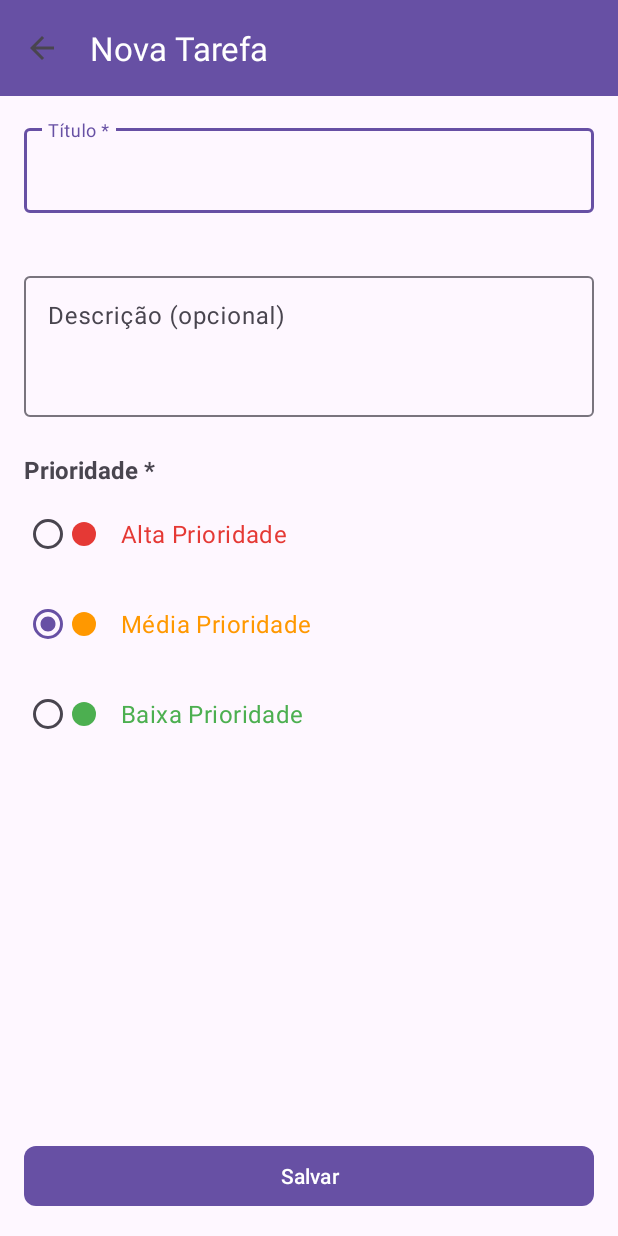
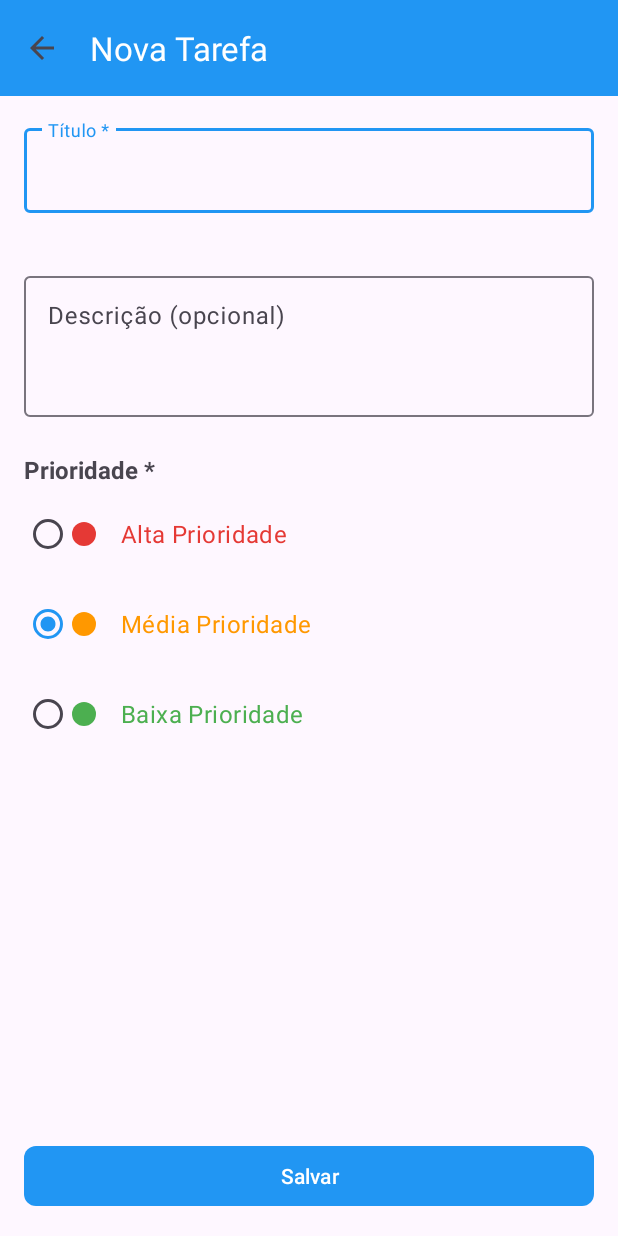
Before and after one commit to adsjoao/mobileapp, an Android app: the AddEditTaskActivity screen opened directly, with no data from a screen before it, on a phone screen of 412 x 824 dp. Run offline under Robolectric (Android 15) with nearby library versions, the phone set to English and light mode, and no system bars; our stand-ins replace Room's generated code.

Commit message:
alteraçoes visuais

```diff
--- a/app/src/main/res/layout/item_task.xml
+++ b/app/src/main/res/layout/item_task.xml
@@ -21,14 +21,14 @@
             android:layout_marginEnd="12dp"
             android:background="@color/priority_medium" />
 
-        <!-- Checkbox simples -->
+        <!-- Checkbox -->
         <CheckBox
             android:id="@+id/checkbox_completed"
             android:layout_width="wrap_content"
             android:layout_height="wrap_content"
             android:layout_gravity="center_vertical"
             android:layout_marginEnd="12dp"
-            android:buttonTint="@color/checkbox_checked_color" />
+            android:buttonTint="@color/primary_color" />
 
         <!-- Conteúdo da Tarefa -->
         <LinearLayout
--- a/app/src/main/res/values/themes.xml
+++ b/app/src/main/res/values/themes.xml
@@ -1,9 +1,11 @@
-<!-- 2. THEMES.XML - Voltar ao original -->
 <resources xmlns:tools="http://schemas.android.com/tools">
     <!-- Base application theme. -->
     <style name="Base.Theme.TaskFlow" parent="Theme.Material3.DayNight.NoActionBar">
-        <!-- Customize your light theme here. -->
-        <!-- <item name="colorPrimary">@color/my_light_primary</item> -->
+        <!-- Cores principais -->
+        <item name="colorPrimary">#2196F3</item>
+        <item name="colorOnPrimary">@android:color/white</item>
+        <item name="colorSecondary">#2196F3</item>
+        <item name="colorOnSecondary">@android:color/white</item>
     </style>
 
     <style name="Theme.TaskFlow" parent="Base.Theme.TaskFlow" />
```
Also changed, not shown: app/src/main/res/values/colors.xml (+15 -25 lines).
